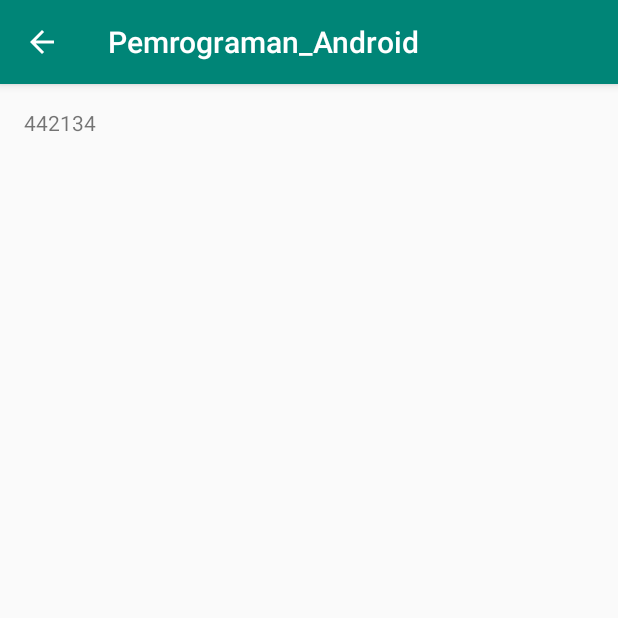
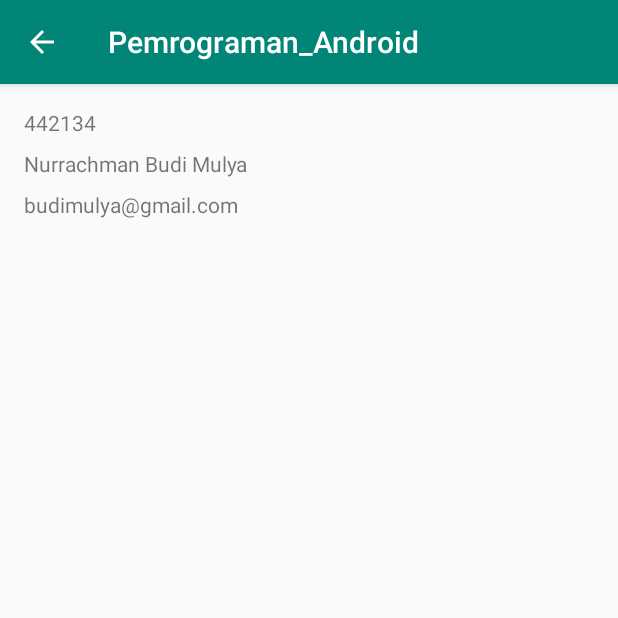
Before and after one commit to Afumoons/Pemrograman-mobile, an Android app: the screen it shows after launch (PhoneDetailActivity), after a tap on "Nurrachman Budi Mulya", on a phone screen of 412 x 824 dp, the top half of it. Run offline under Robolectric (Android 15) with nearby library versions, the phone set to English and light mode, and no system bars.

Commit message:
Modul 6 Latihan
Latihan pada Modul 6 Memodifikasi aplikasi dengan menambah detil nama dan email pada item yang diklik.

```diff
--- a/app/src/main/java/com/example/pemrograman_android/MainActivity.kt
+++ b/app/src/main/java/com/example/pemrograman_android/MainActivity.kt
@@ -19,13 +19,15 @@ class MainActivity : AppCompatActivity() {
     private fun phoneItemClicked(phoneItem:PhoneData){
         val showDetailActivityIntent= Intent(this,PhoneDetailActivity::class.java)
         showDetailActivityIntent.putExtra(Intent.EXTRA_TEXT,phoneItem.phone.toString())
+        showDetailActivityIntent.putExtra(Intent.EXTRA_REFERRER,phoneItem.alamatEmail)
+        showDetailActivityIntent.putExtra(Intent.EXTRA_SPLIT_NAME,phoneItem.contactName)
         startActivity(showDetailActivityIntent)
     }
     private fun createPhoneData():List<PhoneData>{
         val partList=ArrayList<PhoneData>()
-        partList.add(PhoneData(933877,"Afu Sidhi Pamekas"))
-        partList.add(PhoneData(442134,"Nurrachman Budi Mulya"))
-        partList.add(PhoneData(756364,"Lutfi Cahyo Utomo"))
+        partList.add(PhoneData(933877,"Afu Sidhi Pamekas","afumoons@gmail.com"))
+        partList.add(PhoneData(442134,"Nurrachman Budi Mulya","budimulya@gmail.com"))
+        partList.add(PhoneData(756364,"Lutfi Cahyo Utomo","cahyo1133@gmail.com"))
         return partList
     }
 }
--- a/app/src/main/java/com/example/pemrograman_android/PhoneData.kt
+++ b/app/src/main/java/com/example/pemrograman_android/PhoneData.kt
@@ -1,3 +1,3 @@
 package com.example.pemrograman_android
 
-data class PhoneData(val phone:Long, val contactName:String)
+data class PhoneData(val phone:Long, val contactName:String, val alamatEmail:String)
--- a/app/src/main/java/com/example/pemrograman_android/PhoneDetailActivity.kt
+++ b/app/src/main/java/com/example/pemrograman_android/PhoneDetailActivity.kt
@@ -14,7 +14,12 @@ class PhoneDetailActivity : AppCompatActivity() {
 
         if (intentThatStartedThisActivity.hasExtra(Intent.EXTRA_TEXT)) {
             var partId = intentThatStartedThisActivity.getStringExtra(Intent.EXTRA_TEXT)
+            var partName = intentThatStartedThisActivity.getStringExtra(Intent.EXTRA_SPLIT_NAME)
+            var partEmail = intentThatStartedThisActivity.getStringExtra(Intent.EXTRA_REFERRER)
             tv_item_id.text = partId
+            tv_item_name.text=partName
+            tv_item_email.text=partEmail
+
         }
 
     }
--- a/app/src/main/res/layout/activity_phone_detail.xml
+++ b/app/src/main/res/layout/activity_phone_detail.xml
@@ -19,4 +19,22 @@
         app:layout_constraintStart_toStartOf="parent"
         app:layout_constraintTop_toTopOf="parent"
         app:layout_constraintVertical_bias="0.0" />
+
+    <TextView
+        android:id="@+id/tv_item_name"
+        android:layout_width="wrap_content"
+        android:layout_height="wrap_content"
+        android:layout_marginTop="8dp"
+        android:text="TextView"
+        app:layout_constraintStart_toStartOf="@+id/tv_item_id"
+        app:layout_constraintTop_toBottomOf="@+id/tv_item_id" />
+
+    <TextView
+        android:id="@+id/tv_item_email"
+        android:layout_width="wrap_content"
+        android:layout_height="wrap_content"
+        android:layout_marginTop="8dp"
+        android:text="TextView"
+        app:layout_constraintStart_toStartOf="@+id/tv_item_name"
+        app:layout_constraintTop_toBottomOf="@+id/tv_item_name" />
 </androidx.constraintlayout.widget.ConstraintLayout>
```
